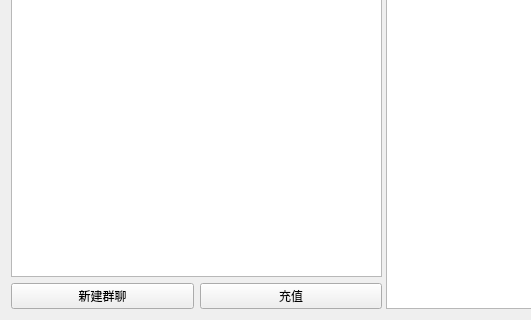
Before: the Qt Designer form home.ui in HFO4/Telegraph, drawn with Qt 5; both pictures show x 0 to 531 and y 366 to 686 of the 892 by 686 pixel window.
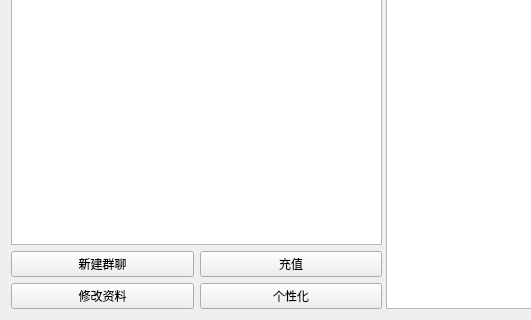
After: the same form once the commit is applied. Icons and pictures are not drawn.

Diff of the .ui file:
```diff
--- a/home.ui
+++ b/home.ui
@@ -71,6 +71,24 @@
            </item>
           </layout>
          </item>
+         <item>
+          <layout class="QHBoxLayout" name="horizontalLayout_4">
+           <item>
+            <widget class="QPushButton" name="pushButton_6">
+             <property name="text">
+              <string>修改资料</string>
+             </property>
+            </widget>
+           </item>
+           <item>
+            <widget class="QPushButton" name="pushButton_5">
+             <property name="text">
+              <string>个性化</string>
+             </property>
+            </widget>
+           </item>
+          </layout>
+         </item>
         </layout>
        </item>
       </layout>
```
